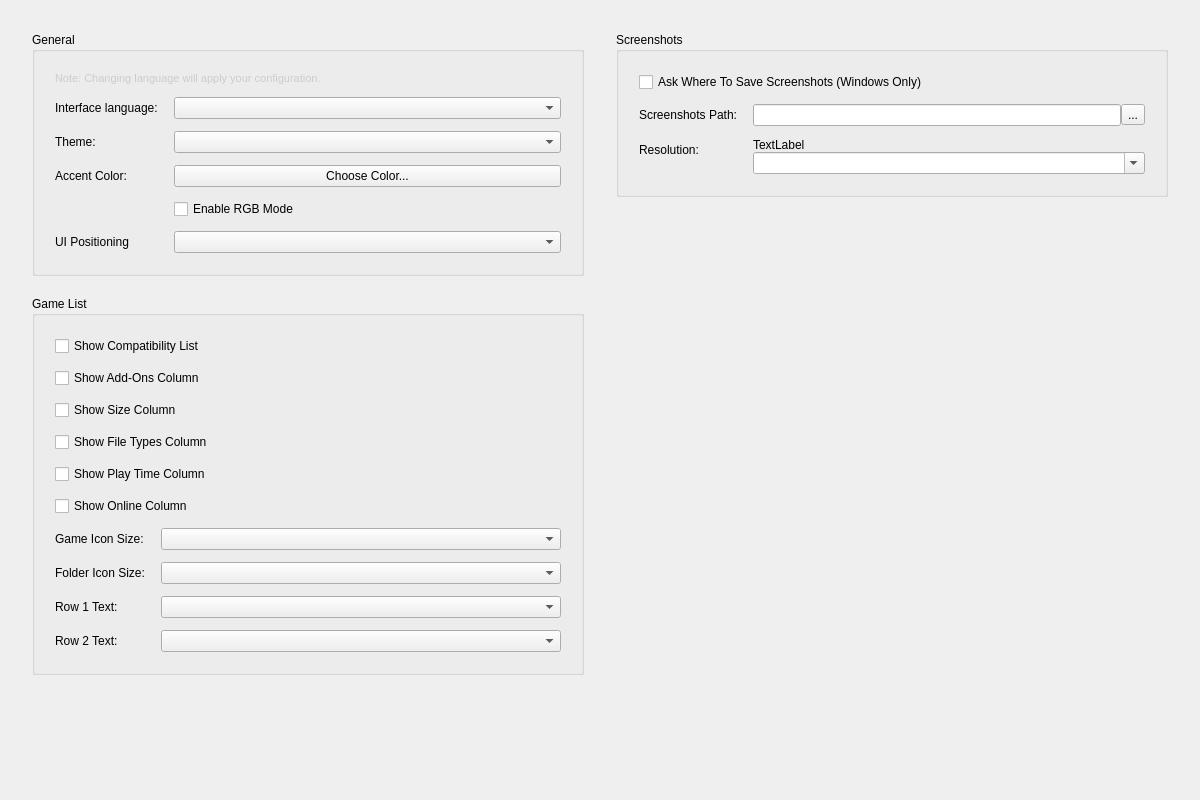
First picture: the form in src/citron/configuration/configure_ui.ui, repository citron-neo/emulator, before the edit.
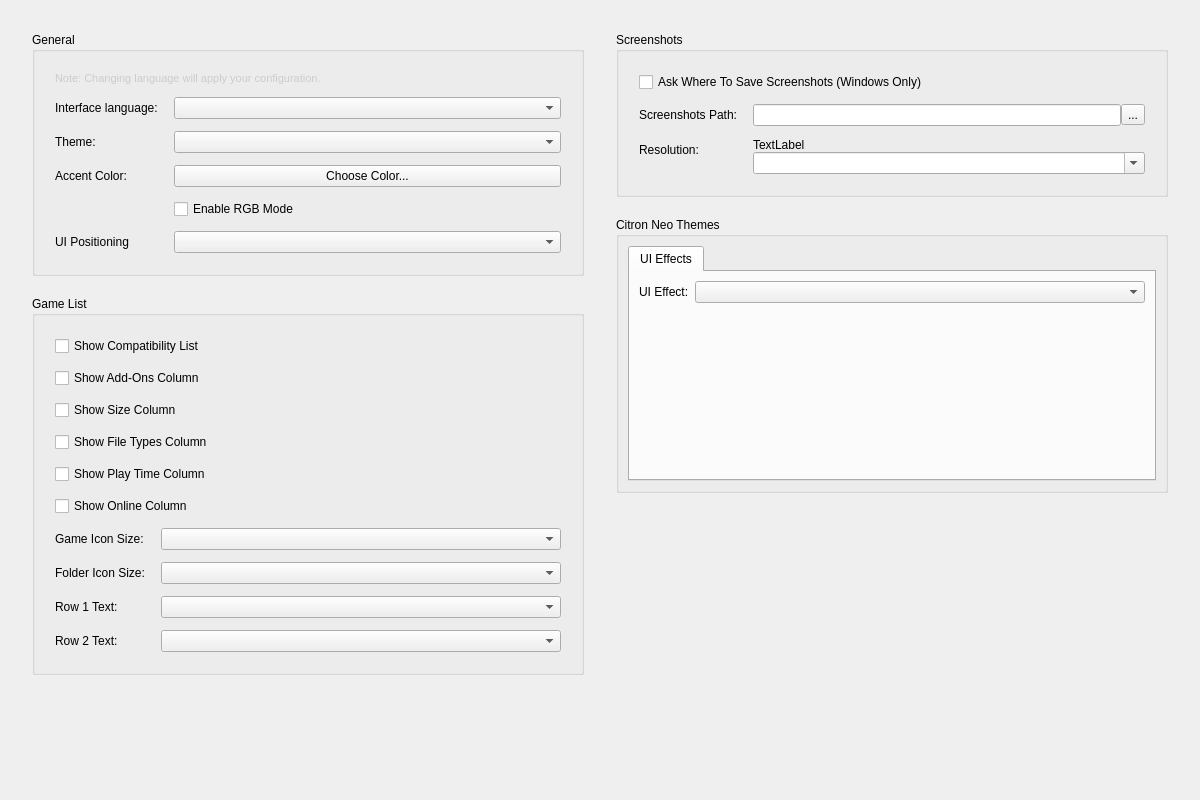
Second picture: the form after the edit.

Commit message: feat: Misc. UI fixes / Adjustments & Toggle Feature for Future UI & Effect Themes

Patch:
```diff
--- a/src/citron/configuration/configure_ui.ui
+++ b/src/citron/configuration/configure_ui.ui
@@ -435,6 +435,45 @@
                             </layout>
                         </widget>
                     </item>
+                    <item>
+                        <widget class="QGroupBox" name="neoThemesGroupBox">
+                            <property name="sizePolicy">
+                                <sizepolicy hsizetype="MinimumExpanding" vsizetype="Preferred">
+                                    <horstretch>0</horstretch>
+                                    <verstretch>0</verstretch>
+                                </sizepolicy>
+                            </property>
+                            <property name="title">
+                                <string>Citron Neo Themes</string>
+                            </property>
+                            <layout class="QVBoxLayout" name="neoThemesVLayout">
+                                <item>
+                                    <widget class="QTabWidget" name="neoThemesTabWidget">
+                                        <property name="currentIndex">
+                                            <number>0</number>
+                                        </property>
+                                        <widget class="QWidget" name="uiThemesTab">
+                                            <attribute name="title">
+                                                <string>UI Effects</string>
+                                            </attribute>
+                                            <layout class="QFormLayout" name="neoThemesFormLayout">
+                                                <item row="0" column="0">
+                                                    <widget class="QLabel" name="neoUiThemeLabel">
+                                                        <property name="text">
+                                                            <string>UI Effect:</string>
+                                                        </property>
+                                                    </widget>
+                                                </item>
+                                                <item row="0" column="1">
+                                                    <widget class="QComboBox" name="neo_ui_theme_combobox"/>
+                                                </item>
+                                            </layout>
+                                        </widget>
+                                    </widget>
+                                </item>
+                            </layout>
+                        </widget>
+                    </item>
                     <item>
                         <spacer name="rightVerticalSpacer">
                             <property name="orientation">
```
The commit also changes 23 other files.
